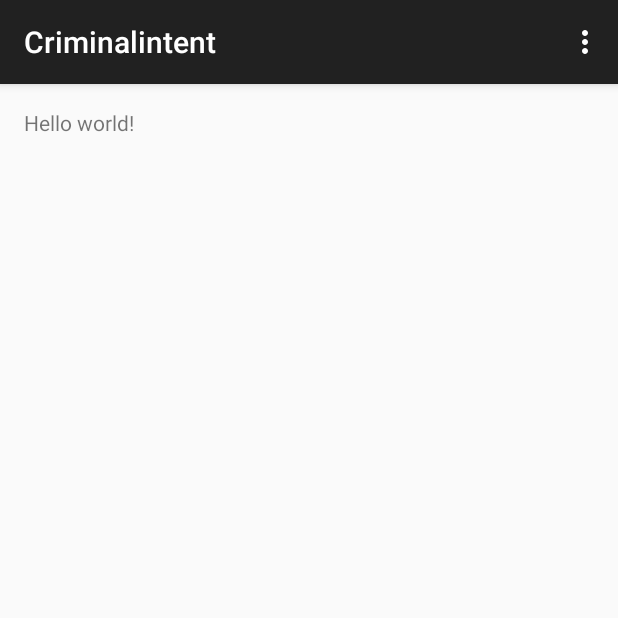
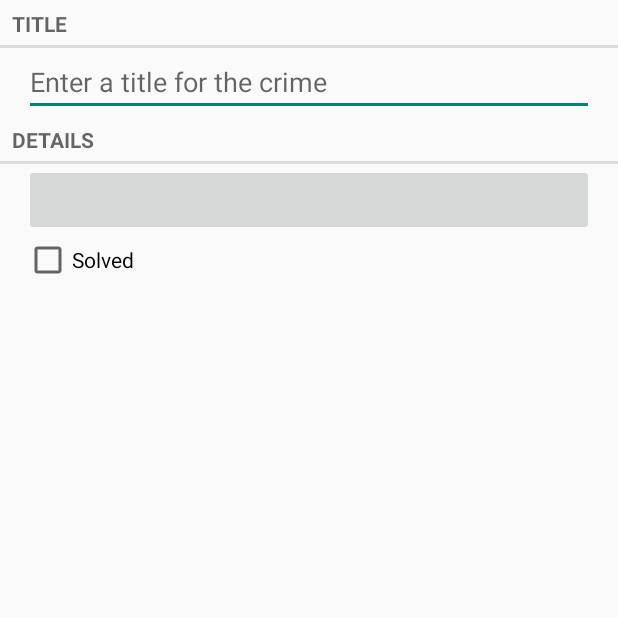
Before and after one commit to fajarsuwon/android-practice, an Android app: the screen it shows after launch (CrimeActivity), on a phone screen of 412 x 824 dp, the top half of it. Run offline under Robolectric (Android 15) with nearby library versions, the phone set to English and light mode, and no system bars.

Commit message:
WIP Crime app

```diff
--- /dev/null
+++ b/CriminalintentProject/Criminalintent/src/main/java/com/bignerdranch/android/criminalintent/Crime.java
@@ -0,0 +1,45 @@
+package com.bignerdranch.android.criminalintent;
+
+import java.util.UUID;
+import java.util.Date;
+
+public class Crime {
+    private UUID mId;
+    private String mTitle;
+    private Date mDate;
+    private boolean mSolved;
+
+
+    public Date getDate() {
+        return mDate;
+    }
+
+    public void setDate(Date mDate) {
+        this.mDate = mDate;
+    }
+
+
+    public UUID getmId() {
+        return mId;
+    }
+
+    public void setId(UUID mId) {
+        this.mId = mId;
+    }
+
+    public void setTitle(String title) {
+        mTitle = title;
+    }
+
+    public Crime() {
+        mId = UUID.randomUUID();
+    }
+
+    public boolean isSolved() {
+        return mSolved;
+    }
+
+    public void setSolved(boolean mSolved) {
+        this.mSolved = mSolved;
+    }
+}
--- a/CriminalintentProject/Criminalintent/src/main/java/com/bignerdranch/android/criminalintent/CrimeActivity.java
+++ b/CriminalintentProject/Criminalintent/src/main/java/com/bignerdranch/android/criminalintent/CrimeActivity.java
@@ -1,65 +1,27 @@
 package com.bignerdranch.android.criminalintent;
 
-import android.support.v7.app.ActionBarActivity;
-import android.support.v7.app.ActionBar;
+import android.support.v4.app.FragmentActivity;
+import android.support.v4.app.FragmentManager;
 import android.support.v4.app.Fragment;
 import android.os.Bundle;
-import android.view.LayoutInflater;
-import android.view.Menu;
-import android.view.MenuItem;
-import android.view.View;
-import android.view.ViewGroup;
-import android.os.Build;
 
-public class CrimeActivity extends ActionBarActivity {
+public class CrimeActivity extends FragmentActivity {
 
     @Override
     protected void onCreate(Bundle savedInstanceState) {
         super.onCreate(savedInstanceState);
         setContentView(R.layout.activity_crime);
+        FragmentManager fm = getSupportFragmentManager();
+        Fragment fragment = fm.findFragmentById(R.id.fragmentContainer);
 
-        if (savedInstanceState == null) {
-            getSupportFragmentManager().beginTransaction()
-                    .add(R.id.container, new PlaceholderFragment())
+        if (fragment == null) {
+            fragment = new CrimeFragment();
+            fm.beginTransaction()
+                    .add(R.id.fragmentContainer, fragment)
                     .commit();
         }
     }
 
 
-    @Override
-    public boolean onCreateOptionsMenu(Menu menu) {
-
-        // Inflate the menu; this adds items to the action bar if it is present.
-        getMenuInflater().inflate(R.menu.crime, menu);
-        return true;
-    }
-
-    @Override
-    public boolean onOptionsItemSelected(MenuItem item) {
-        // Handle action bar item clicks here. The action bar will
-        // automatically handle clicks on the Home/Up button, so long
-        // as you specify a parent activity in AndroidManifest.xml.
-        int id = item.getItemId();
-        if (id == R.id.action_settings) {
-            return true;
-        }
-        return super.onOptionsItemSelected(item);
-    }
-
-    /**
-     * A placeholder fragment containing a simple view.
-     */
-    public static class PlaceholderFragment extends Fragment {
-
-        public PlaceholderFragment() {
-        }
-
-        @Override
-        public View onCreateView(LayoutInflater inflater, ViewGroup container,
-                Bundle savedInstanceState) {
-            View rootView = inflater.inflate(R.layout.fragment_crime, container, false);
-            return rootView;
-        }
-    }
 
 }
--- /dev/null
+++ b/CriminalintentProject/Criminalintent/src/main/java/com/bignerdranch/android/criminalintent/CrimeFragment.java
@@ -0,0 +1,74 @@
+package com.bignerdranch.android.criminalintent;
+
+
+import android.support.v4.app.Fragment;
+import android.os.Bundle;
+import android.text.Editable;
+import android.text.TextWatcher;
+import android.util.Log;
+import android.view.LayoutInflater;
+import android.view.View;
+import android.view.ViewGroup;
+import android.widget.Button;
+import android.widget.CheckBox;
+import android.widget.CompoundButton;
+import android.widget.EditText;
+
+/**
+ * Created by stevecho on 2013-11-17.
+ */
+public class CrimeFragment extends Fragment {
+    private Crime mCrime;
+    private EditText mTitleField;
+    private Button mDateButton;
+    private CheckBox mSolvedCheckBox;
+
+
+    @Override
+    public void onCreate(Bundle savedInstanceState) {
+        super.onCreate(savedInstanceState);
+        mCrime = new Crime();
+
+    }
+
+    @Override
+    public View onCreateView(LayoutInflater inflater, ViewGroup parent, Bundle savedInstanceState) {
+        View v = inflater.inflate(R.layout.fragment_crime, parent, false);
+
+        mTitleField = (EditText)v.findViewById(R.id.crime_title);
+        mTitleField.addTextChangedListener(new TextWatcher() {
+
+
+            @Override
+            public void beforeTextChanged(CharSequence charSequence, int i, int i2, int i3) {
+                // Nothing
+            }
+
+            @Override
+            public void onTextChanged(CharSequence charSequence, int i, int i2, int i3) {
+                mCrime.setTitle(charSequence.toString());
+            }
+
+            @Override
+            public void afterTextChanged(Editable editable) {
+                // Nothing
+            }
+        });
+
+
+
+        mDateButton = (Button)v.findViewById(R.id.crime_date);
+//        mDateButton.setText(mCrime.getDate().toString());
+        mDateButton.setEnabled(false);
+
+        mSolvedCheckBox = (CheckBox)v.findViewById(R.id.crime_solved);
+        mSolvedCheckBox.setOnCheckedChangeListener(new CompoundButton.OnCheckedChangeListener() {
+            @Override
+            public void onCheckedChanged(CompoundButton compoundButton, boolean b) {
+                mCrime.setSolved(b);
+            }
+        });
+
+        return v;
+    }
+}
--- a/CriminalintentProject/Criminalintent/src/main/res/layout/activity_crime.xml
+++ b/CriminalintentProject/Criminalintent/src/main/res/layout/activity_crime.xml
@@ -1,6 +1,6 @@
 <FrameLayout xmlns:android="http://schemas.android.com/apk/res/android"
     xmlns:tools="http://schemas.android.com/tools"
-    android:id="@+id/container"
+    android:id="@+id/fragmentContainer"
     android:layout_width="match_parent"
     android:layout_height="match_parent"
     tools:context=".CrimeActivity"
--- a/CriminalintentProject/Criminalintent/src/main/res/layout/fragment_crime.xml
+++ b/CriminalintentProject/Criminalintent/src/main/res/layout/fragment_crime.xml
@@ -1,16 +1,39 @@
-<RelativeLayout xmlns:android="http://schemas.android.com/apk/res/android"
-    xmlns:tools="http://schemas.android.com/tools"
+<?xml version="1.0" encoding="utf-8"?>
+<LinearLayout xmlns:android="http://schemas.android.com/apk/res/android"
     android:layout_width="match_parent"
-    android:layout_height="match_parent"
-    android:paddingLeft="@dimen/activity_horizontal_margin"
-    android:paddingRight="@dimen/activity_horizontal_margin"
-    android:paddingTop="@dimen/activity_vertical_margin"
-    android:paddingBottom="@dimen/activity_vertical_margin"
-    tools:context=".CrimeActivity$PlaceholderFragment">
-
+    android:layout_height="wrap_content"
+    android:orientation="vertical"
+    >
     <TextView
-        android:text="@string/hello_world"
-        android:layout_width="wrap_content"
-        android:layout_height="wrap_content" />
-
-</RelativeLayout>
+        android:layout_width="match_parent"
+        android:layout_height="wrap_content"
+        android:text="@string/crime_title_label"
+        style="?android:listSeparatorTextViewStyle"
+        />
+    <EditText android:id="@+id/crime_title"
+        android:layout_width="match_parent"
+        android:layout_height="wrap_content"
+        android:layout_marginLeft="16dp"
+        android:layout_marginRight="16dp"
+        android:hint="@string/crime_title_hint"
+        />
+    <TextView
+        android:layout_width="match_parent"
+        android:layout_height="wrap_content"
+        android:text="@string/crime_details_label"
+        style="?android:listSeparatorTextViewStyle"
+        />
+    <Button android:id="@+id/crime_date"
+        android:layout_width="match_parent"
+        android:layout_height="wrap_content"
+        android:layout_marginLeft="16dp"
+        android:layout_marginRight="16dp"
+        />
+    <CheckBox android:id="@+id/crime_solved"
+        android:layout_width="match_parent"
+        android:layout_height="wrap_content"
+        android:layout_marginLeft="16dp"
+        android:layout_marginRight="16dp"
+        android:text="@string/crime_solved_label"
+        />
+</LinearLayout>
--- a/CriminalintentProject/Criminalintent/src/main/res/menu/crime.xml
+++ b/CriminalintentProject/Criminalintent/src/main/res/menu/crime.xml
@@ -4,7 +4,6 @@
     tools:context=".CrimeActivity" >
 
     <item android:id="@+id/action_settings"
-        android:title="@string/action_settings"
         android:orderInCategory="100"
         app:showAsAction="never" />
 </menu>
--- a/CriminalintentProject/Criminalintent/src/main/res/values/strings.xml
+++ b/CriminalintentProject/Criminalintent/src/main/res/values/strings.xml
@@ -2,7 +2,10 @@
 <resources>
 
     <string name="app_name">Criminalintent</string>
-    <string name="hello_world">Hello world!</string>
-    <string name="action_settings">Settings</string>
+    <string name="title_activity_crime">CrimeActivity</string>
+    <string name="crime_title_hint">Enter a title for the crime</string>
+    <string name="crime_title_label">Title</string>
+    <string name="crime_details_label">Details</string>
+    <string name="crime_solved_label">Solved</string>
 
 </resources>
```
